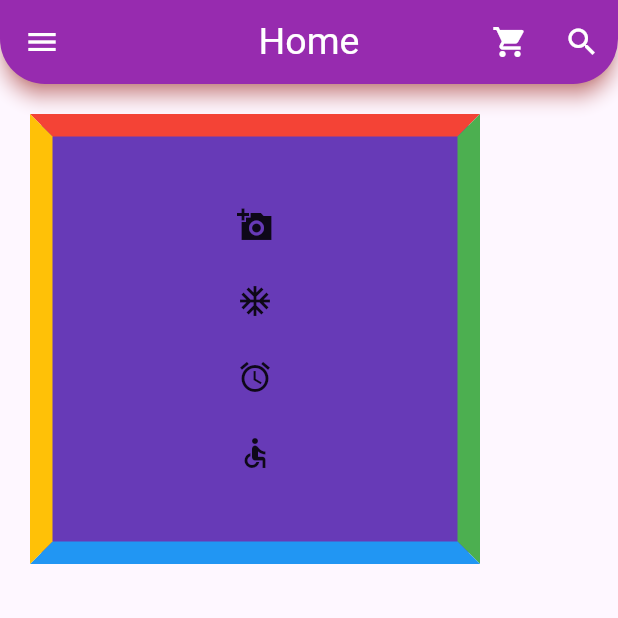
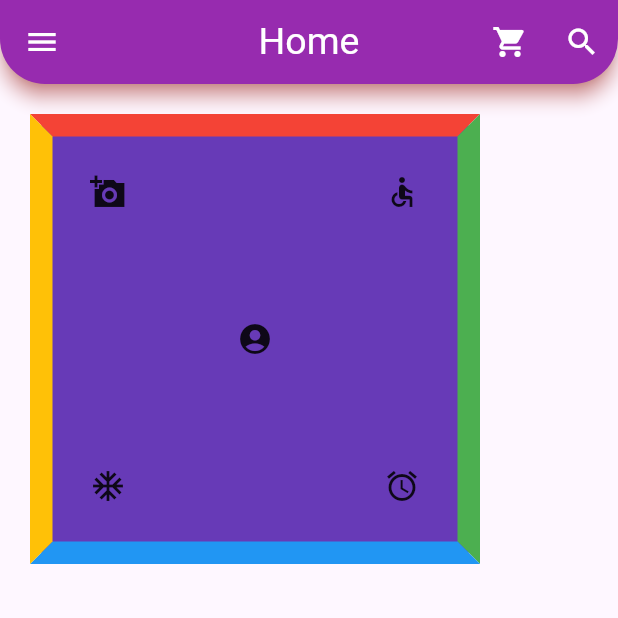
Before and after one commit to rifatalam26/my-first-app, a Flutter app: the screen it shows after launch, on a phone screen of 412 x 824 dp, the top half of it. Run offline on Flutter 3.47's test engine with Material 3 defaults, Android fonts, the phone set to English and light mode, and no system bars.

Commit message:
container Stack practice

```diff
--- a/lib/main.dart
+++ b/lib/main.dart
@@ -45,7 +45,9 @@ class _HomePageState extends State<HomePage> {
             borderRadius: BorderRadius.vertical(bottom: Radius.circular(30)),
           ),
         ),
-        body: Container(
+        body: Stack(
+          children: [
+            Container(
                 padding: EdgeInsets.all(20),
                 margin: EdgeInsets.all(20),
                 height: 300,
@@ -60,17 +62,19 @@ class _HomePageState extends State<HomePage> {
                 ),
                 child: Column(
                   mainAxisAlignment: MainAxisAlignment.spaceEvenly,
-              crossAxisAlignment: CrossAxisAlignment.center,
+                  crossAxisAlignment: CrossAxisAlignment.start,
                   children: [
-                // Center(
-                //   child: Icon(Icons.account_circle_sharp),
-                // ),
-                Icon(Icons.add_a_photo_sharp),
-                Icon(Icons.ac_unit_outlined),
-                Icon(Icons.access_alarm),
-                Icon(Icons.accessible),
+                    Center(
+                      child: Icon(Icons.account_circle_sharp),
+                    ),
                   ],
-            )
+                )),
+            Positioned(left: 60, top: 60, child: Icon(Icons.add_a_photo_sharp)),
+            Positioned(
+                left: 60, bottom: 60, child: Icon(Icons.ac_unit_outlined)),
+            Positioned(bottom: 60, right: 60, child: Icon(Icons.access_alarm)),
+            Positioned(top: 60, right: 60, child: Icon(Icons.accessible)),
+          ],
         ));
   }
 }
```
Lines whose indentation alone changed are shown as unchanged.
